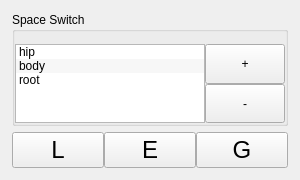
The window that tools/ui/leg.ui (a772bNsz/Rigging-Tools) describes before a commit, drawn with Qt 5.
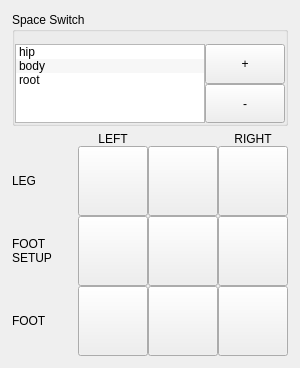
The same window after the commit.

The edit to the form file:
```diff
--- a/tools/ui/leg.ui
+++ b/tools/ui/leg.ui
@@ -7,7 +7,7 @@
     <x>0</x>
     <y>0</y>
     <width>300</width>
-    <height>180</height>
+    <height>368</height>
    </rect>
   </property>
   <property name="minimumSize">
@@ -151,73 +151,289 @@
     </widget>
    </item>
    <item>
-    <layout class="QHBoxLayout" name="horizontalLayout">
-     <property name="spacing">
+    <layout class="QGridLayout" name="gridLayout">
+     <property name="leftMargin">
       <number>0</number>
      </property>
      <property name="topMargin">
       <number>0</number>
      </property>
-     <item>
-      <widget class="QPushButton" name="right_btn">
-       <property name="font">
-        <font>
-         <pointsize>18</pointsize>
-        </font>
+     <property name="rightMargin">
+      <number>0</number>
+     </property>
+     <property name="bottomMargin">
+      <number>0</number>
+     </property>
+     <property name="spacing">
+      <number>0</number>
+     </property>
+     <item row="2" column="1">
+      <widget class="QPushButton" name="setup_left_btn">
+       <property name="sizePolicy">
+        <sizepolicy hsizetype="Expanding" vsizetype="Expanding">
+         <horstretch>0</horstretch>
+         <verstretch>0</verstretch>
+        </sizepolicy>
        </property>
-       <property name="focusPolicy">
-        <enum>Qt::ClickFocus</enum>
+       <property name="minimumSize">
+        <size>
+         <width>70</width>
+         <height>70</height>
+        </size>
        </property>
-       <property name="toolTip">
-        <string>&quot;right&quot; leg</string>
+       <property name="maximumSize">
+        <size>
+         <width>70</width>
+         <height>70</height>
+        </size>
        </property>
-       <property name="whatsThis">
-        <string>&quot;right&quot; leg</string>
+       <property name="text">
+        <string/>
        </property>
+      </widget>
+     </item>
+     <item row="0" column="1">
+      <widget class="QLabel" name="label">
        <property name="text">
-        <string>L</string>
+        <string>LEFT</string>
        </property>
+       <property name="alignment">
+        <set>Qt::AlignCenter</set>
+       </property>
       </widget>
      </item>
-     <item>
-      <widget class="QPushButton" name="mid_btn">
-       <property name="font">
-        <font>
-         <pointsize>18</pointsize>
-        </font>
+     <item row="3" column="2">
+      <widget class="QPushButton" name="foot_mid_btn">
+       <property name="sizePolicy">
+        <sizepolicy hsizetype="Expanding" vsizetype="Expanding">
+         <horstretch>0</horstretch>
+         <verstretch>0</verstretch>
+        </sizepolicy>
        </property>
-       <property name="focusPolicy">
-        <enum>Qt::ClickFocus</enum>
+       <property name="minimumSize">
+        <size>
+         <width>70</width>
+         <height>70</height>
+        </size>
        </property>
-       <property name="toolTip">
-        <string>just leg</string>
+       <property name="maximumSize">
+        <size>
+         <width>70</width>
+         <height>70</height>
+        </size>
        </property>
-       <property name="whatsThis">
-        <string>just leg</string>
+       <property name="text">
+        <string/>
        </property>
+      </widget>
+     </item>
+     <item row="3" column="3">
+      <widget class="QPushButton" name="foot_right_btn">
+       <property name="sizePolicy">
+        <sizepolicy hsizetype="Expanding" vsizetype="Expanding">
+         <horstretch>0</horstretch>
+         <verstretch>0</verstretch>
+        </sizepolicy>
+       </property>
+       <property name="minimumSize">
+        <size>
+         <width>70</width>
+         <height>70</height>
+        </size>
+       </property>
+       <property name="maximumSize">
+        <size>
+         <width>70</width>
+         <height>70</height>
+        </size>
+       </property>
        <property name="text">
-        <string>E</string>
+        <string/>
        </property>
       </widget>
      </item>
-     <item>
-      <widget class="QPushButton" name="left_btn">
-       <property name="font">
-        <font>
-         <pointsize>18</pointsize>
-        </font>
+     <item row="1" column="1">
+      <widget class="QPushButton" name="leg_left_btn">
+       <property name="sizePolicy">
+        <sizepolicy hsizetype="Expanding" vsizetype="Expanding">
+         <horstretch>0</horstretch>
+         <verstretch>0</verstretch>
+        </sizepolicy>
        </property>
-       <property name="focusPolicy">
-        <enum>Qt::ClickFocus</enum>
+       <property name="minimumSize">
+        <size>
+         <width>70</width>
+         <height>70</height>
+        </size>
        </property>
-       <property name="toolTip">
-        <string>&quot;left&quot; leg</string>
+       <property name="maximumSize">
+        <size>
+         <width>70</width>
+         <height>70</height>
+        </size>
        </property>
-       <property name="whatsThis">
-        <string>&quot;left&quot; leg</string>
+       <property name="text">
+        <string/>
        </property>
+      </widget>
+     </item>
+     <item row="0" column="3">
+      <widget class="QLabel" name="label_2">
        <property name="text">
-        <string>G</string>
+        <string>RIGHT</string>
+       </property>
+       <property name="alignment">
+        <set>Qt::AlignCenter</set>
+       </property>
+      </widget>
+     </item>
+     <item row="2" column="3">
+      <widget class="QPushButton" name="setup_right_btn">
+       <property name="sizePolicy">
+        <sizepolicy hsizetype="Expanding" vsizetype="Expanding">
+         <horstretch>0</horstretch>
+         <verstretch>0</verstretch>
+        </sizepolicy>
+       </property>
+       <property name="minimumSize">
+        <size>
+         <width>70</width>
+         <height>70</height>
+        </size>
+       </property>
+       <property name="maximumSize">
+        <size>
+         <width>70</width>
+         <height>70</height>
+        </size>
+       </property>
+       <property name="text">
+        <string/>
+       </property>
+      </widget>
+     </item>
+     <item row="1" column="3">
+      <widget class="QPushButton" name="leg_right_btn">
+       <property name="sizePolicy">
+        <sizepolicy hsizetype="Expanding" vsizetype="Expanding">
+         <horstretch>0</horstretch>
+         <verstretch>0</verstretch>
+        </sizepolicy>
+       </property>
+       <property name="minimumSize">
+        <size>
+         <width>70</width>
+         <height>70</height>
+        </size>
+       </property>
+       <property name="maximumSize">
+        <size>
+         <width>70</width>
+         <height>70</height>
+        </size>
+       </property>
+       <property name="text">
+        <string/>
+       </property>
+      </widget>
+     </item>
+     <item row="1" column="2">
+      <widget class="QPushButton" name="leg_mid_btn">
+       <property name="sizePolicy">
+        <sizepolicy hsizetype="Expanding" vsizetype="Expanding">
+         <horstretch>0</horstretch>
+         <verstretch>0</verstretch>
+        </sizepolicy>
+       </property>
+       <property name="minimumSize">
+        <size>
+         <width>70</width>
+         <height>70</height>
+        </size>
+       </property>
+       <property name="maximumSize">
+        <size>
+         <width>70</width>
+         <height>70</height>
+        </size>
+       </property>
+       <property name="text">
+        <string/>
+       </property>
+      </widget>
+     </item>
+     <item row="3" column="1">
+      <widget class="QPushButton" name="foot_left_btn">
+       <property name="sizePolicy">
+        <sizepolicy hsizetype="Expanding" vsizetype="Expanding">
+         <horstretch>0</horstretch>
+         <verstretch>0</verstretch>
+        </sizepolicy>
+       </property>
+       <property name="minimumSize">
+        <size>
+         <width>70</width>
+         <height>70</height>
+        </size>
+       </property>
+       <property name="maximumSize">
+        <size>
+         <width>70</width>
+         <height>70</height>
+        </size>
+       </property>
+       <property name="text">
+        <string/>
+       </property>
+      </widget>
+     </item>
+     <item row="2" column="2">
+      <widget class="QPushButton" name="setup_mid_btn">
+       <property name="sizePolicy">
+        <sizepolicy hsizetype="Expanding" vsizetype="Expanding">
+         <horstretch>0</horstretch>
+         <verstretch>0</verstretch>
+        </sizepolicy>
+       </property>
+       <property name="minimumSize">
+        <size>
+         <width>70</width>
+         <height>70</height>
+        </size>
+       </property>
+       <property name="maximumSize">
+        <size>
+         <width>70</width>
+         <height>70</height>
+        </size>
+       </property>
+       <property name="text">
+        <string/>
+       </property>
+      </widget>
+     </item>
+     <item row="1" column="0">
+      <widget class="QLabel" name="label_3">
+       <property name="text">
+        <string>LEG</string>
+       </property>
+      </widget>
+     </item>
+     <item row="2" column="0">
+      <widget class="QLabel" name="label_4">
+       <property name="text">
+        <string>FOOT
+SETUP</string>
+       </property>
+       <property name="wordWrap">
+        <bool>true</bool>
+       </property>
+      </widget>
+     </item>
+     <item row="3" column="0">
+      <widget class="QLabel" name="label_5">
+       <property name="text">
+        <string>FOOT</string>
        </property>
       </widget>
      </item>
```
